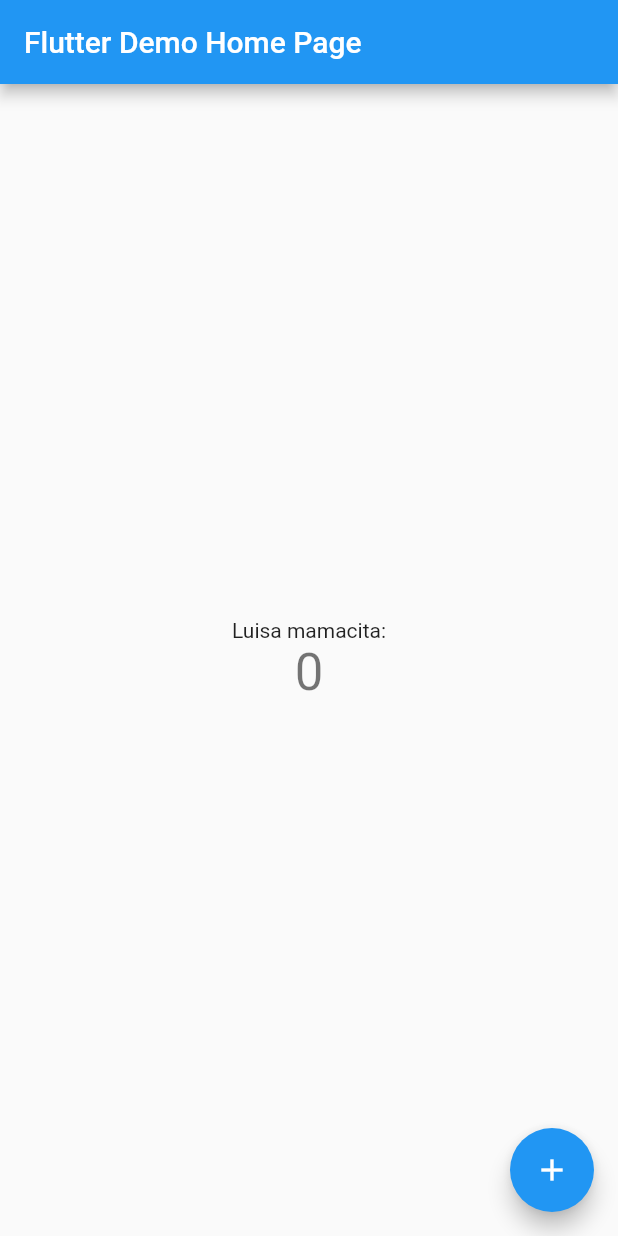
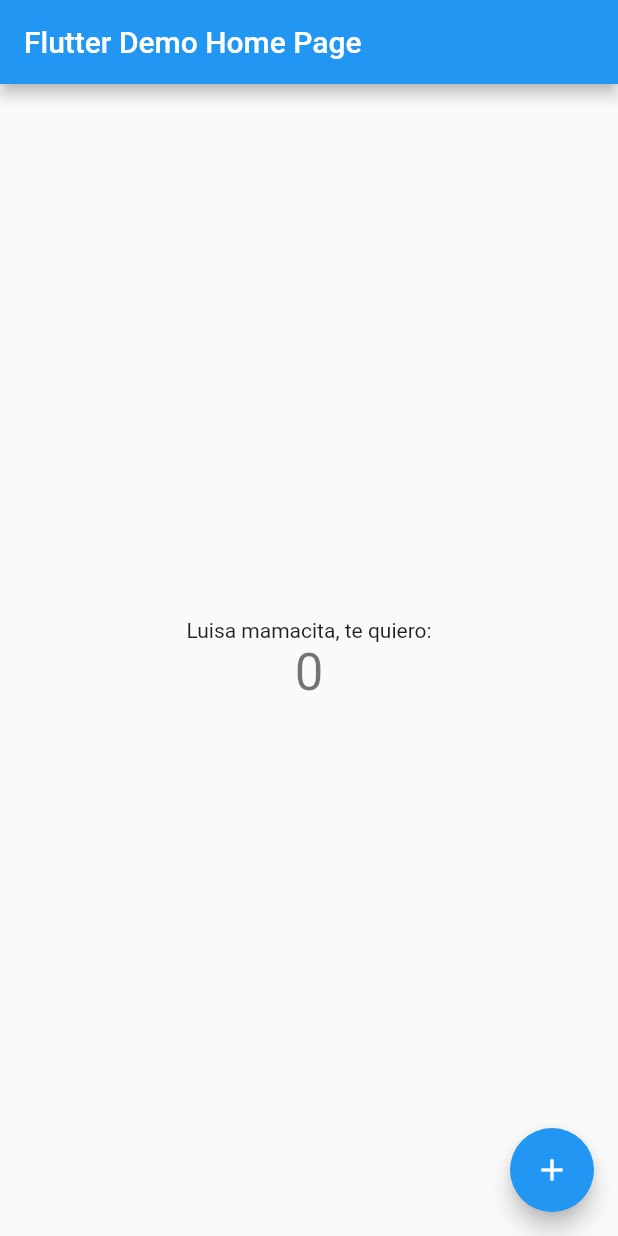
Before and after one commit to Luisa0928/MindIt, a Flutter app: the screen it shows after launch, on a phone screen of 412 x 824 dp. Run offline on Flutter 3.47's test engine with Material 2 defaults, Android fonts, the phone set to English and light mode, and no system bars.

Commit message:
primer cambio

```diff
--- a/lib/main.dart
+++ b/lib/main.dart
@@ -94,7 +94,7 @@ class _MyHomePageState extends State<MyHomePage> {
           mainAxisAlignment: MainAxisAlignment.center,
           children: <Widget>[
             Text(
-              'Luisa mamacita:',
+              'Luisa mamacita, te quiero:',
             ),
             Text(
               '$_counter',
```
Also changed, not shown: pubspec.lock.
